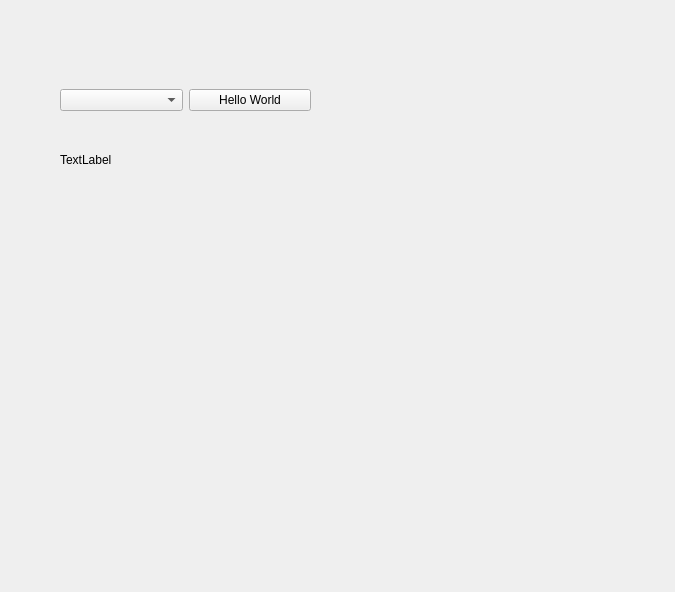
Before: the Qt Designer form HEN_HOUSE/egs++/view/sterigenicstab.ui in Hyancinth/EGSnrc, drawn with Qt 5.
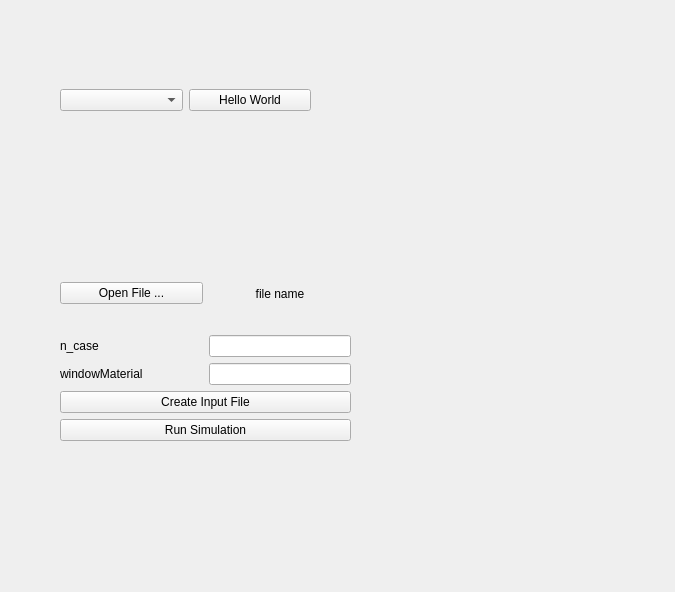
After: the same form once the commit is applied.

Commit message: enables sterigenics tab to receive inputs and create and run EGS simulation using egs-rollout

Diff of the .ui file:
```diff
--- a/HEN_HOUSE/egs++/view/sterigenicstab.ui
+++ b/HEN_HOUSE/egs++/view/sterigenicstab.ui
@@ -38,18 +38,104 @@
     </item>
    </layout>
   </widget>
-  <widget class="QLabel" name="testL">
+  <widget class="QWidget" name="verticalLayoutWidget">
    <property name="geometry">
     <rect>
      <x>60</x>
-     <y>150</y>
-     <width>63</width>
-     <height>20</height>
+     <y>180</y>
+     <width>291</width>
+     <height>261</height>
     </rect>
    </property>
-   <property name="text">
-    <string>TextLabel</string>
-   </property>
+   <layout class="QVBoxLayout" name="inputLayout">
+    <item>
+     <widget class="QLabel" name="warningLabel">
+      <property name="styleSheet">
+       <string notr="true">color: red</string>
+      </property>
+      <property name="text">
+       <string/>
+      </property>
+     </widget>
+    </item>
+    <item>
+     <layout class="QHBoxLayout" name="horizontalLayout_3">
+      <item>
+       <widget class="QPushButton" name="openFileButton">
+        <property name="text">
+         <string>Open File ...</string>
+        </property>
+       </widget>
+      </item>
+      <item>
+       <widget class="QLabel" name="meshFileLabel">
+        <property name="text">
+         <string>file name</string>
+        </property>
+        <property name="alignment">
+         <set>Qt::AlignCenter</set>
+        </property>
+       </widget>
+      </item>
+     </layout>
+    </item>
+    <item>
+     <layout class="QHBoxLayout" name="horizontalLayout_2">
+      <item>
+       <widget class="QLabel" name="nCaseLabel">
+        <property name="text">
+         <string>n_case</string>
+        </property>
+       </widget>
+      </item>
+      <item>
+       <widget class="QLineEdit" name="nCaseInput">
+        <property name="sizePolicy">
+         <sizepolicy hsizetype="Minimum" vsizetype="Fixed">
+          <horstretch>0</horstretch>
+          <verstretch>0</verstretch>
+         </sizepolicy>
+        </property>
+       </widget>
+      </item>
+     </layout>
+    </item>
+    <item>
+     <layout class="QHBoxLayout" name="horizontalLayout_4">
+      <item>
+       <widget class="QLabel" name="winMatLabel">
+        <property name="text">
+         <string>windowMaterial</string>
+        </property>
+       </widget>
+      </item>
+      <item>
+       <widget class="QLineEdit" name="winMatInput">
+        <property name="sizePolicy">
+         <sizepolicy hsizetype="Minimum" vsizetype="Fixed">
+          <horstretch>0</horstretch>
+          <verstretch>0</verstretch>
+         </sizepolicy>
+        </property>
+       </widget>
+      </item>
+     </layout>
+    </item>
+    <item>
+     <widget class="QPushButton" name="inputSubmit">
+      <property name="text">
+       <string>Create Input File</string>
+      </property>
+     </widget>
+    </item>
+    <item>
+     <widget class="QPushButton" name="runSim">
+      <property name="text">
+       <string>Run Simulation</string>
+      </property>
+     </widget>
+    </item>
+   </layout>
   </widget>
  </widget>
  <resources/>
```
The commit also changes 4 other files.
